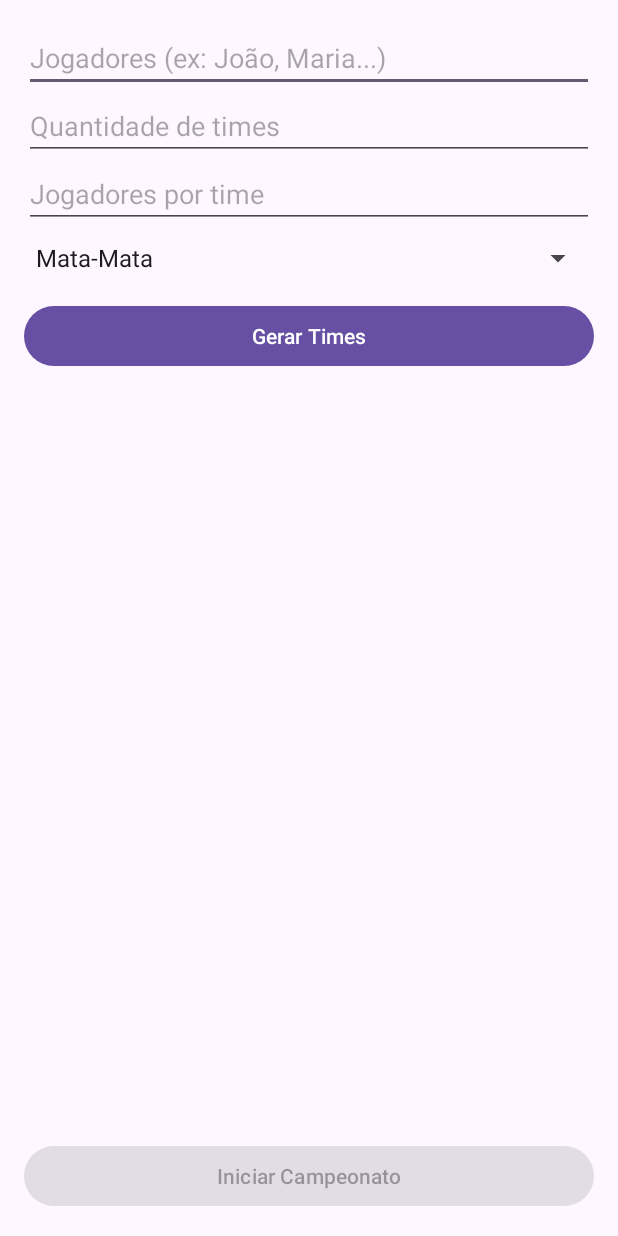
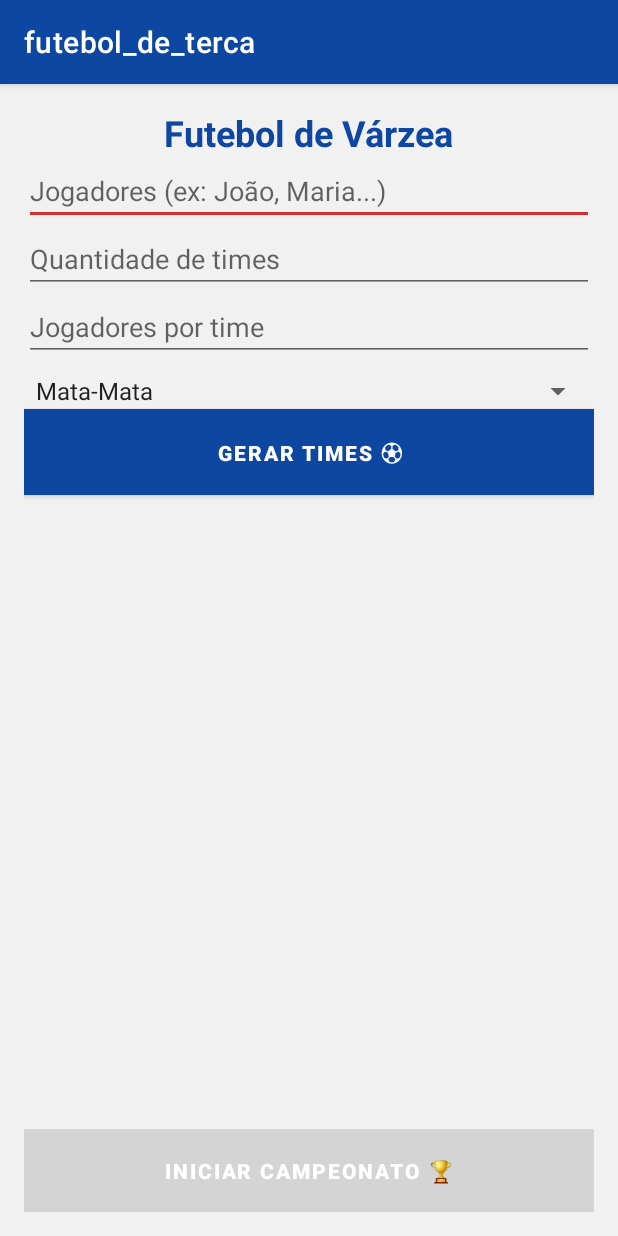
Before and after one commit to osmarDesenvolvedorDeSoftware/futebol_de_terca, an Android app: the screen it shows after launch (MainActivity), on a phone screen of 412 x 824 dp. Run offline under Robolectric (Android 15) with nearby library versions, the phone set to English and light mode, and no system bars.

Commit message:
Atualização de cores e tema do app

```diff
--- /dev/null
+++ b/app/src/main/res/drawable/button_background.xml
@@ -0,0 +1,5 @@
+<?xml version="1.0" encoding="utf-8"?>
+<selector xmlns:android="http://schemas.android.com/apk/res/android">
+    <item android:drawable="@color/accent" android:state_pressed="true"/>
+    <item android:drawable="@color/primary"/>
+</selector>
--- a/app/src/main/res/layout/activity_main.xml
+++ b/app/src/main/res/layout/activity_main.xml
@@ -5,7 +5,16 @@
     android:layout_width="match_parent"
     android:layout_height="match_parent"
     android:padding="16dp"
+    android:background="@color/background"
     android:gravity="center">
+
+    <TextView
+        android:layout_width="wrap_content"
+        android:layout_height="wrap_content"
+        android:text="Futebol de Várzea"
+        android:textSize="24sp"
+        android:textStyle="bold"
+        android:textColor="@color/primary"/>
 
     <EditText
         android:id="@+id/etPlayers"
@@ -39,8 +48,11 @@
         android:id="@+id/btnGenerateTeams"
         android:layout_width="match_parent"
         android:layout_height="wrap_content"
-        android:text="Gerar Times"
-        android:layout_marginTop="16dp"/>
+        android:text="Gerar Times ⚽"
+        android:background="@drawable/button_background"
+        android:textColor="@android:color/white"
+        android:textStyle="bold"
+        android:padding="12dp"/>
 
     <ScrollView
         android:layout_width="match_parent"
@@ -59,7 +71,10 @@
         android:id="@+id/btnStartChampionship"
         android:layout_width="match_parent"
         android:layout_height="wrap_content"
-        android:text="Iniciar Campeonato"
-        android:layout_marginTop="16dp"
+        android:text="Iniciar Campeonato 🏆"
+        android:background="@drawable/button_background"
+        android:textColor="@android:color/white"
+        android:textStyle="bold"
+        android:padding="12dp"
         android:enabled="false"/>
 </LinearLayout>
--- a/app/src/main/res/values/colors.xml
+++ b/app/src/main/res/values/colors.xml
@@ -1,5 +1,8 @@
-<?xml version="1.0" encoding="utf-8"?>
 <resources>
-    <color name="black">#FF000000</color>
-    <color name="white">#FFFFFFFF</color>
+    <color name="primary">#0D47A1</color> <!-- Azul Escuro -->
+    <color name="primary_light">#1976D2</color> <!-- Azul Médio -->
+    <color name="primary_dark">#0B3D91</color> <!-- Azul Mais Escuro -->
+    <color name="accent">#D32F2F</color> <!-- Vermelho -->
+    <color name="background">#F1F1F1</color> <!-- Cinza Claro -->
+    <color name="white">#FFFFFF</color>
 </resources>
--- a/app/src/main/res/values/themes.xml
+++ b/app/src/main/res/values/themes.xml
@@ -1,9 +1,8 @@
 <resources xmlns:tools="http://schemas.android.com/tools">
-    <!-- Base application theme. -->
-    <style name="Base.Theme.Futebol_de_terca" parent="Theme.Material3.DayNight.NoActionBar">
-        <!-- Customize your light theme here. -->
-        <!-- <item name="colorPrimary">@color/my_light_primary</item> -->
+    <style name="Theme.Futebol_de_terca" parent="Theme.MaterialComponents.Light.DarkActionBar">
+        <item name="colorPrimary">@color/primary</item>
+        <item name="colorPrimaryVariant">@color/primary_dark</item>
+        <item name="colorOnPrimary">@color/white</item>
+        <item name="colorAccent">@color/accent</item>
     </style>
-
-    <style name="Theme.Futebol_de_terca" parent="Base.Theme.Futebol_de_terca" />
 </resources>
```
Also changed, not shown: app/src/main/res/anim/slide_in_right.xml (added, +8 -0 lines), app/src/main/res/anim/slide_out_left.xml (added, +8 -0 lines).
